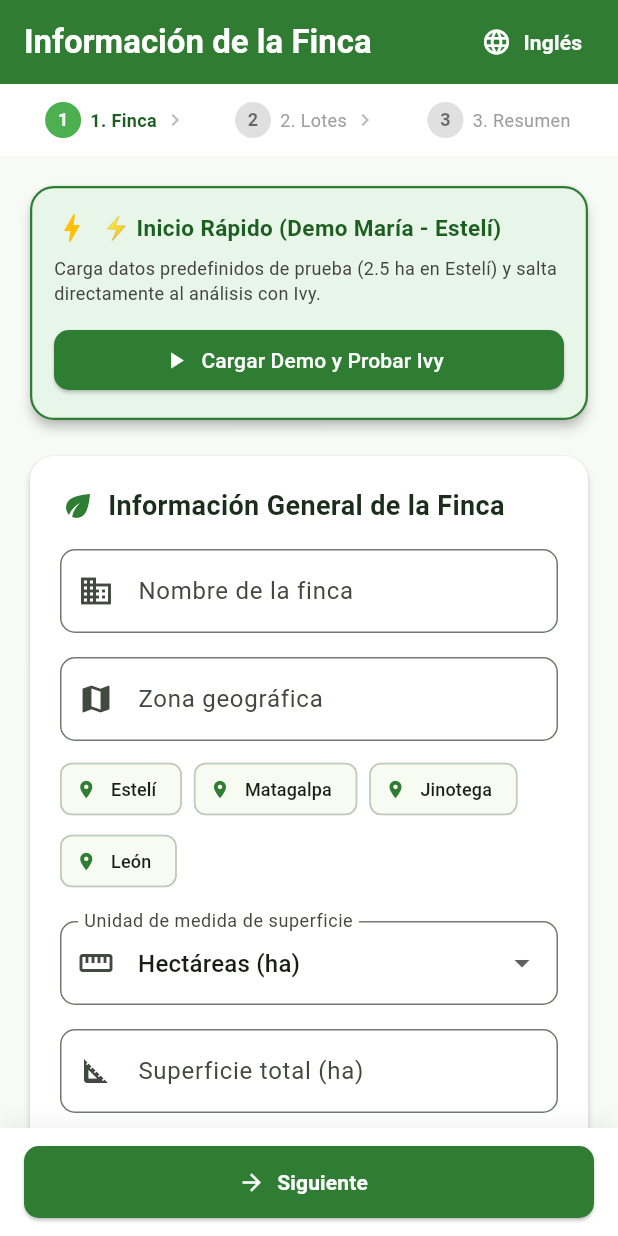
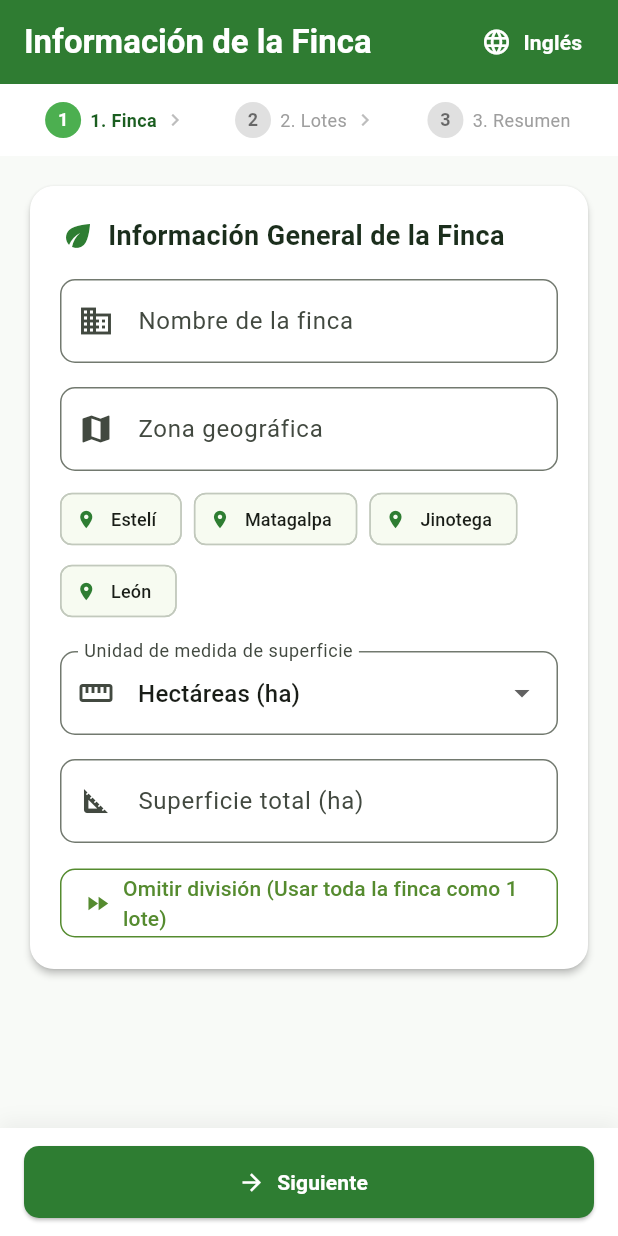
Before and after one commit to camijavi/Eva-bits, a Flutter app: the screen it shows after launch, on a phone screen of 412 x 824 dp. Run offline on Flutter 3.47's test engine with Material 3 defaults, Android fonts, the phone set to English and light mode, and no system bars.

Commit message:
refactor: remove demo farm quick start bypass and retain only whole-farm single lot bypass

```diff
--- a/lib/languages/app_strings.dart
+++ b/lib/languages/app_strings.dart
@@ -79,7 +79,6 @@ abstract class AppStrings {
   String get kStep1Title;
   String get kStep2Title;
   String get kStep3Title;
-  String get kQuickStartBypass;
   String get kQuickStartWholeFarm;
   String get kNextStep;
   String get kPreviousStep;
@@ -88,8 +87,6 @@ abstract class AppStrings {
   String get kAllocatedSurface;
   String get kAskIvyTitle;
   String get kNasaDataReady;
-  String get kFastDemoBanner;
-  String get kPresetLoadedMsg;
 
   // Language
   String get kLanguage;
@@ -222,8 +219,6 @@ class EngStrings implements AppStrings {
   @override
   String get kStep3Title => eng.kStep3Title;
   @override
-  String get kQuickStartBypass => eng.kQuickStartBypass;
-  @override
   String get kQuickStartWholeFarm => eng.kQuickStartWholeFarm;
   @override
   String get kNextStep => eng.kNextStep;
@@ -239,10 +234,6 @@ class EngStrings implements AppStrings {
   String get kAskIvyTitle => eng.kAskIvyTitle;
   @override
   String get kNasaDataReady => eng.kNasaDataReady;
-  @override
-  String get kFastDemoBanner => eng.kFastDemoBanner;
-  @override
-  String get kPresetLoadedMsg => eng.kPresetLoadedMsg;
 
   @override
   String get kLanguage => eng.kLanguage;
@@ -377,8 +368,6 @@ class SpaStrings implements AppStrings {
   @override
   String get kStep3Title => spa.kStep3Title;
   @override
-  String get kQuickStartBypass => spa.kQuickStartBypass;
-  @override
   String get kQuickStartWholeFarm => spa.kQuickStartWholeFarm;
   @override
   String get kNextStep => spa.kNextStep;
@@ -394,10 +383,6 @@ class SpaStrings implements AppStrings {
   String get kAskIvyTitle => spa.kAskIvyTitle;
   @override
   String get kNasaDataReady => spa.kNasaDataReady;
-  @override
-  String get kFastDemoBanner => spa.kFastDemoBanner;
-  @override
-  String get kPresetLoadedMsg => spa.kPresetLoadedMsg;
 
   @override
   String get kLanguage => spa.kLanguage;
--- a/lib/languages/eng.dart
+++ b/lib/languages/eng.dart
@@ -73,8 +73,7 @@ const String kConfirmSave = 'Confirm and Save';
 const String kStep1Title = '1. Farm';
 const String kStep2Title = '2. Lots';
 const String kStep3Title = '3. Summary';
-const String kQuickStartBypass = '⚡ Quick Start (Demo María - Estelí)';
-const String kQuickStartWholeFarm = '⚡ Bypass (Use whole farm as 1 lot)';
+const String kQuickStartWholeFarm = 'Bypass lot division (Use whole farm as 1 lot)';
 const String kNextStep = 'Next';
 const String kPreviousStep = 'Back';
 const String kSingleLotMode = 'Single Lot (Whole Farm)';
@@ -82,8 +81,6 @@ const String kCustomLotsMode = 'Multiple Lots / Subplots';
 const String kAllocatedSurface = 'Allocated Surface';
 const String kAskIvyTitle = '🌾 Ask Ivy (Prediction)';
 const String kNasaDataReady = 'NASA & Climate Data';
-const String kFastDemoBanner = 'Short on time for the demo?';
-const String kPresetLoadedMsg = 'Demo farm profile (María - Estelí) loaded!';
 
 // Language
 const String kLanguage = 'Language';
--- a/lib/languages/spa.dart
+++ b/lib/languages/spa.dart
@@ -75,8 +75,7 @@ const String kConfirmSave = 'Confirmar y Guardar';
 const String kStep1Title = '1. Finca';
 const String kStep2Title = '2. Lotes';
 const String kStep3Title = '3. Resumen';
-const String kQuickStartBypass = '⚡ Inicio Rápido (Demo María - Estelí)';
-const String kQuickStartWholeFarm = '⚡ Omitir división (1 Lote)';
+const String kQuickStartWholeFarm = 'Omitir división (Usar toda la finca como 1 lote)';
 const String kNextStep = 'Siguiente';
 const String kPreviousStep = 'Atrás';
 const String kSingleLotMode = 'Lote Único (Toda la finca)';
@@ -84,8 +83,6 @@ const String kCustomLotsMode = 'Múltiples Lotes / Subparcelas';
 const String kAllocatedSurface = 'Superficie Asignada';
 const String kAskIvyTitle = '🌾 Consultar a Ivy (Predicción)';
 const String kNasaDataReady = 'Datos NASA & Clima';
-const String kFastDemoBanner = '¿Tienes poco tiempo para la demo?';
-const String kPresetLoadedMsg = '¡Finca de prueba (María - Estelí) cargada!';
 
 // Language
 const String kLanguage = 'Idioma';
--- a/lib/screens/farm_info_screen.dart
+++ b/lib/screens/farm_info_screen.dart
@@ -114,48 +114,6 @@ class _FarmInfoScreenState extends State<FarmInfoScreen> {
       case SurfaceUnit.tareas:
         return s.kUnitTareasShort;
     }
-  }
-
-  // Quick Start Bypass: Loads Demo Farm (María - Estelí 2.5 ha) and jumps straight to Step 3
-  void _loadDemoFarm(AppStrings s) {
-    for (final lot in _lots) {
-      lot.dispose();
-    }
-    _lots.clear();
-
-    setState(() {
-      _farmNameController.text = 'Finca Las Delicias (María)';
-      _geographicZoneController.text = 'Estelí';
-      _totalSurfaceController.text = '2.5';
-      _selectedUnit = SurfaceUnit.hectares;
-
-      _lots.add(
-        LotItem(
-          nameController: TextEditingController(text: 'Lote 1 - Maíz'),
-          surfaceController: TextEditingController(text: '1.5'),
-          subplotsCountController: TextEditingController(text: '0'),
-        ),
-      );
-
-      _lots.add(
-        LotItem(
-          nameController: TextEditingController(text: 'Lote 2 - Frijol Criollo'),
-          surfaceController: TextEditingController(text: '1.0'),
-          subplotsCountController: TextEditingController(text: '0'),
-        ),
-      );
-
-      _lotsCountController.text = '2';
-      _currentStep = 2; // Jump directly to Review & Ivy
-    });
-
-    ScaffoldMessenger.of(context).showSnackBar(
-      SnackBar(
-        backgroundColor: AppColors.primary,
-        content: Text(s.kPresetLoadedMsg),
-        duration: const Duration(seconds: 2),
-      ),
-    );
   }
 
   // Bypass: Use whole farm as 1 single lot and jump straight to Step 3
@@ -406,69 +364,13 @@ class _FarmInfoScreenState extends State<FarmInfoScreen> {
     );
   }
 
-  // --- Step 1: Farm Info + Quick Start Bypass ---
+  // --- Step 1: Farm Info ---
   Widget _buildStep1FarmInfo(AppStrings s, String unitShort) {
     return Form(
       key: _step1FormKey,
       child: Column(
         crossAxisAlignment: CrossAxisAlignment.start,
         children: [
-          // QUICK START BANNER
-          Card(
-            elevation: 3,
-            color: const Color(0xFFE8F5E9),
-            shape: RoundedRectangleBorder(
-              borderRadius: BorderRadius.circular(16),
-              side: const BorderSide(color: AppColors.primary, width: 1.5),
-            ),
-            child: Padding(
-              padding: const EdgeInsets.all(16),
-              child: Column(
-                crossAxisAlignment: CrossAxisAlignment.start,
-                children: [
-                  Row(
-                    children: [
-                      const Icon(Icons.bolt, color: Colors.amber, size: 24),
-                      const SizedBox(width: 8),
-                      Expanded(
-                        child: Text(
-                          s.kQuickStartBypass,
-                          style: const TextStyle(
-                            fontSize: 15,
-                            fontWeight: FontWeight.bold,
-                            color: AppColors.primaryDark,
-                          ),
-                        ),
-                      ),
-                    ],
-                  ),
-                  const SizedBox(height: 6),
-                  Text(
-                    'Carga datos predefinidos de prueba (2.5 ha en Estelí) y salta directamente al análisis con Ivy.',
-                    style: TextStyle(fontSize: 12, color: Colors.grey.shade800),
-                  ),
-                  const SizedBox(height: 12),
-                  SizedBox(
-                    width: double.infinity,
-                    child: ElevatedButton.icon(
-                      style: ElevatedButton.styleFrom(
-                        backgroundColor: AppColors.primary,
-                        foregroundColor: Colors.white,
-                        shape: RoundedRectangleBorder(
-                          borderRadius: BorderRadius.circular(10),
-                        ),
-                      ),
-                      onPressed: () => _loadDemoFarm(s),
-                      icon: const Icon(Icons.play_arrow, size: 18),
-                      label: const Text('Cargar Demo y Probar Ivy'),
-                    ),
-                  ),
-                ],
-              ),
-            ),
-          ),
-          const SizedBox(height: 16),
-
           Card(
             elevation: 2,
             color: AppColors.cardBg,
@@ -993,14 +895,14 @@ class _FarmInfoScreenState extends State<FarmInfoScreen> {
                   s.kFarm,
                   _farmNameController.text.isNotEmpty
                       ? _farmNameController.text
-                      : 'Sin nombre',
+                      : '-',
                   isBold: true,
                 ),
                 _buildSummaryRow(
                   s.kGeographicZoneLabel,
                   _geographicZoneController.text.isNotEmpty
                       ? _geographicZoneController.text
-                      : 'Estelí',
+                      : '-',
                 ),
                 _buildSummaryRow(
                   s.kTotalSurfaceLabel,
```
Also changed, not shown: 1 other file.
